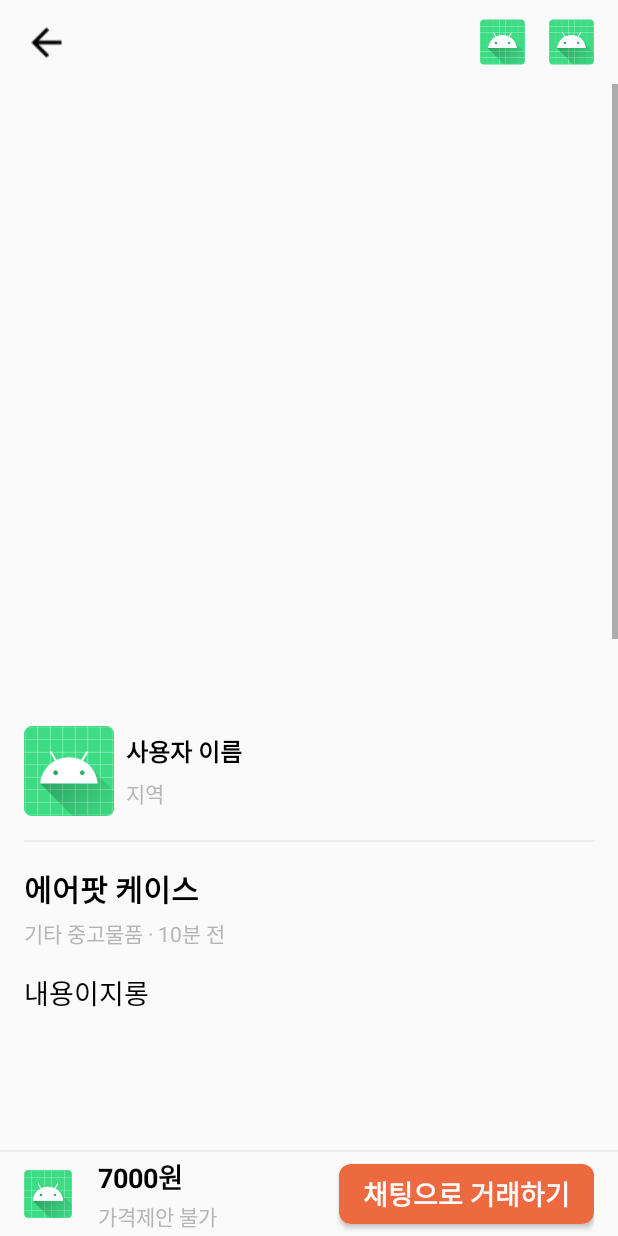
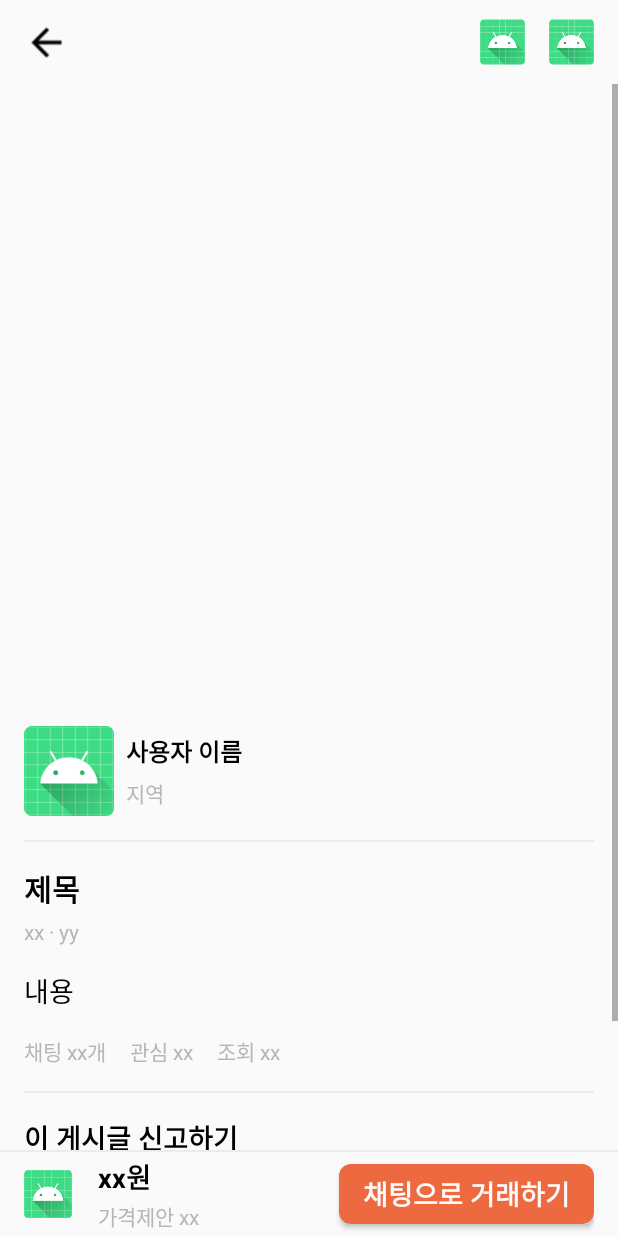
Before and after one commit to linear14/CarrotMarket, an Android app: the layout fragment_show_item_detail.xml on its own in the app's theme, with its tools: preview values and no code run, on a phone screen of 412 x 824 dp. Run offline under Robolectric (Android 15) with nearby library versions, the light colour scheme and no system bars.

Commit message:
refactor: remove some warnings and refactor awkward part

```diff
--- a/app/src/main/res/layout/activity_write_used.xml
+++ b/app/src/main/res/layout/activity_write_used.xml
@@ -33,7 +33,7 @@
 
             <TextView
                 android:id="@+id/title_text"
-                android:layout_width="wrap_content"
+                android:layout_width="0dp"
                 android:layout_height="match_parent"
                 android:layout_weight="1"
                 android:gravity="center_vertical"
--- a/app/src/main/res/layout/fragment_home.xml
+++ b/app/src/main/res/layout/fragment_home.xml
@@ -44,10 +44,11 @@
     <androidx.recyclerview.widget.RecyclerView
         android:id="@+id/main_recycler"
         android:layout_width="match_parent"
-        android:layout_height="wrap_content"
+        android:layout_height="0dp"
         app:layout_constraintStart_toStartOf="parent"
         app:layout_constraintEnd_toEndOf="parent"
         app:layout_constraintTop_toBottomOf="@id/suggest_location_auth_layout"
+        app:layout_constraintBottom_toBottomOf="parent"
         android:layout_marginTop="8dp"/>
 
 </androidx.constraintlayout.widget.ConstraintLayout>
--- a/app/src/main/res/layout/fragment_show_item_detail.xml
+++ b/app/src/main/res/layout/fragment_show_item_detail.xml
@@ -28,6 +28,20 @@
                 app:layout_constraintStart_toStartOf="parent"
                 app:layout_constraintTop_toTopOf="parent" />
 
+            <TextView
+                android:id="@+id/detail_toolbar_title"
+                android:layout_width="0dp"
+                android:layout_height="wrap_content"
+                app:layout_constraintStart_toEndOf="@id/detail_back_image"
+                app:layout_constraintEnd_toStartOf="@id/detail_share_image"
+                app:layout_constraintTop_toTopOf="parent"
+                app:layout_constraintBottom_toBottomOf="parent"
+                android:textSize="20sp"
+                android:textStyle="bold"
+                android:paddingHorizontal="16dp"
+                android:maxLines="1"
+                android:ellipsize="end" />
+
             <ImageView
                 android:id="@+id/detail_share_image"
                 android:layout_width="30dp"
@@ -43,16 +57,6 @@
                 android:layout_height="match_parent"
                 android:layout_marginEnd="16dp"
                 android:src="@mipmap/ic_launcher"
-                app:layout_constraintEnd_toEndOf="parent"
-                app:layout_constraintTop_toTopOf="parent" />
-
-            <ImageView
-                android:id="@+id/setting_image"
-                android:layout_width="32dp"
-                android:layout_height="match_parent"
-                android:layout_marginEnd="16dp"
-                android:src="@drawable/ic_setting"
-                android:visibility="gone"
                 app:layout_constraintEnd_toEndOf="parent"
                 app:layout_constraintTop_toTopOf="parent" />
 
@@ -115,7 +119,7 @@
                     android:layout_width="wrap_content"
                     android:layout_height="wrap_content"
                     android:layout_marginHorizontal="8dp"
-                    android:text="사용자 이름"
+                    android:text="@string/detail_profile_name"
                     android:textSize="16sp"
                     android:textStyle="bold"
                     app:layout_constraintBottom_toTopOf="@id/detail_profile_location"
@@ -127,7 +131,7 @@
                     android:layout_width="wrap_content"
                     android:layout_height="wrap_content"
                     android:layout_marginHorizontal="8dp"
-                    android:text="지역"
+                    android:text="@string/detail_profile_location"
                     android:textColor="@color/colorDarkText"
                     android:textSize="14sp"
                     app:layout_constraintBottom_toBottomOf="parent"
@@ -160,7 +164,7 @@
                     android:id="@+id/detail_item_info_title_text"
                     android:layout_width="0dp"
                     android:layout_height="wrap_content"
-                    android:text="에어팟 케이스"
+                    android:text="@string/detail_item_info_title_text"
                     android:textSize="20sp"
                     android:textStyle="bold"
                     app:layout_constraintEnd_toEndOf="parent"
@@ -172,7 +176,7 @@
                     android:layout_width="0dp"
                     android:layout_height="wrap_content"
                     android:layout_marginTop="4dp"
-                    android:text="기타 중고물품 · 10분 전"
+                    android:text="@string/detail_item_info_category_time_text"
                     android:textColor="@color/colorDarkText"
                     android:textSize="14sp"
                     app:layout_constraintEnd_toEndOf="parent"
@@ -184,7 +188,7 @@
                     android:layout_width="0dp"
                     android:layout_height="wrap_content"
                     android:layout_marginTop="16dp"
-                    android:text="내용이지롱\n\n\n\n\n\n\n\n\n\n\n\n\n\n\n\n\n\n\n\n\n\n\n\n\n\n"
+                    android:text="@string/detail_item_info_content_text"
                     android:textSize="18sp"
                     app:layout_constraintEnd_toEndOf="parent"
                     app:layout_constraintStart_toStartOf="parent"
@@ -205,7 +209,7 @@
                         android:layout_width="wrap_content"
                         android:layout_height="wrap_content"
                         android:paddingEnd="16dp"
-                        android:text="채팅 0개"
+                        android:text="@string/detail_contact_chat_count_text"
                         android:textColor="@color/colorDarkText" />
 
                     <TextView
@@ -213,7 +217,7 @@
                         android:layout_width="wrap_content"
                         android:layout_height="wrap_content"
                         android:paddingEnd="16dp"
-                        android:text="관심 0"
+                        android:text="@string/detail_contact_favorite_count_text"
                         android:textColor="@color/colorDarkText" />
 
                     <TextView
@@ -221,7 +225,7 @@
                         android:layout_width="wrap_content"
                         android:layout_height="wrap_content"
                         android:paddingEnd="16dp"
-                        android:text="조회 100"
+                        android:text="@string/detail_contact_look_count_text"
                         android:textColor="@color/colorDarkText" />
 
                 </LinearLayout>
@@ -243,7 +247,7 @@
                 android:layout_width="0dp"
                 android:layout_height="wrap_content"
                 android:padding="16dp"
-                android:text="이 게시글 신고하기"
+                android:text="@string/detail_report_text"
                 android:textSize="18sp"
                 android:textStyle="bold"
                 app:layout_constraintBottom_toTopOf="@id/line3"
@@ -275,7 +279,7 @@
                     android:id="@+id/detail_other_text"
                     android:layout_width="0dp"
                     android:layout_height="wrap_content"
-                    android:text="xx님의 판매 상품"
+                    android:text="@string/detail_other_text"
                     android:textSize="18sp"
                     android:textStyle="bold"
                     app:layout_constraintStart_toStartOf="parent"
@@ -285,7 +289,7 @@
                     android:id="@+id/detail_other_all_text"
                     android:layout_width="0dp"
                     android:layout_height="wrap_content"
-                    android:text="모두보기"
+                    android:text="@string/detail_other_all_text"
                     android:textColor="@color/colorDarkText"
                     android:textSize="18sp"
                     android:textStyle="bold"
@@ -349,7 +353,7 @@
             android:id="@+id/detail_price_text"
             android:layout_width="wrap_content"
             android:layout_height="wrap_content"
-            android:text="7000원"
+            android:text="@string/detail_price_text"
             android:textSize="18sp"
             android:textStyle="bold"
             app:layout_constraintBottom_toTopOf="@id/detail_possible_suggestion_text"
@@ -360,7 +364,7 @@
             android:id="@+id/detail_possible_suggestion_text"
             android:layout_width="wrap_content"
             android:layout_height="wrap_content"
-            android:text="가격제안 불가"
+            android:text="@string/detail_possible_suggestion_text"
             android:textColor="@color/colorDarkText"
             android:textSize="14sp"
             app:layout_constraintBottom_toBottomOf="parent"
@@ -373,7 +377,7 @@
             android:layout_height="40dp"
             android:background="@drawable/decorate_button_active"
             android:paddingHorizontal="16dp"
-            android:text="채팅으로 거래하기"
+            android:text="@string/detail_transaction_with_chat_button"
             android:textColor="@color/colorDefaultBackground"
             android:textSize="18sp"
             android:textStyle="bold"
--- a/app/src/main/res/values/strings.xml
+++ b/app/src/main/res/values/strings.xml
@@ -130,4 +130,25 @@
     <string name="category_study">과외/클래스 모집</string>
     <string name="category_party">전시/공연/행사</string>
 
+    <!-- DetailFragment -->
+    <string name="detail_profile_name">사용자 이름</string>
+    <string name="detail_profile_location">지역</string>
+    <string name="detail_item_info_title_text">제목</string>
+    <string name="detail_item_info_category_time_text">xx · yy</string>
+    <string name="detail_item_info_content_text">내용</string>
+    <string name="detail_contact_chat_count_text">채팅 xx개</string>
+    <string name="detail_contact_favorite_count_text">관심 xx</string>
+    <string name="detail_contact_look_count_text">조회 xx</string>
+    <string name="detail_report_text">이 게시글 신고하기</string>
+    <string name="detail_other_text">xx님의 판매 상품</string>
+    <string name="detail_other_all_text">모두보기</string>
+    <string name="detail_price_text">xx원</string>
+    <string name="detail_possible_suggestion_text">가격제안 xx</string>
+    <string name="detail_transaction_with_chat_button">채팅으로 거래하기</string>
+
+    <!-- item_uploaded_item.xml -->
+    <string name="item_title_text">제목</string>
+    <string name="item_location_text">xx · yy</string>
+    <string name="item_price_text">xx원</string>
+
 </resources>
```
Also changed, not shown: app/src/main/java/com/dongldh/carrotmarket/main_fragment/HomeFragment.kt (+5 -6 lines), app/src/main/java/com/dongldh/carrotmarket/transaction/DetailFragment.kt (+9 -9 lines), app/src/main/res/layout/item_uploaded_item.xml (+4 -3 lines), 1 other file.
